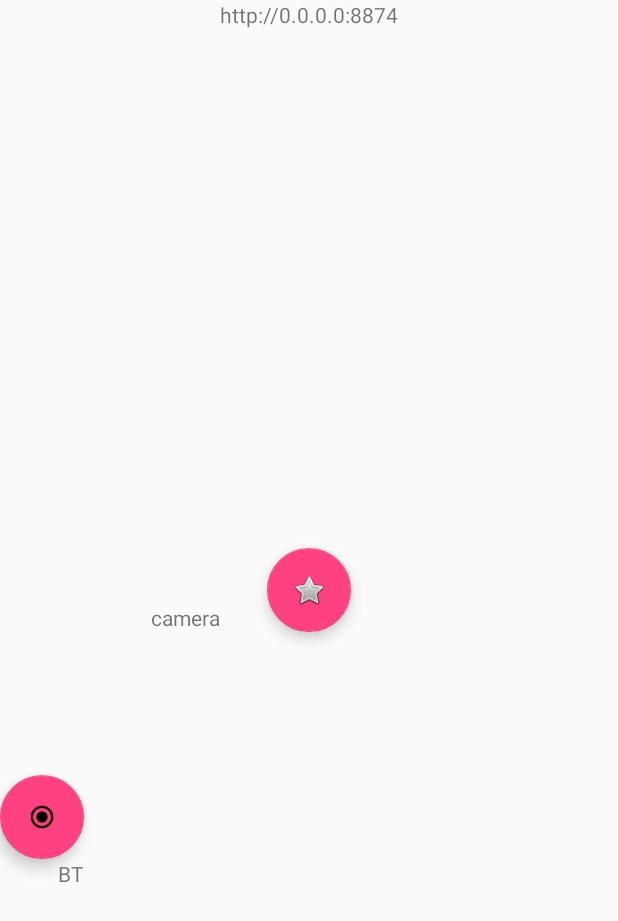
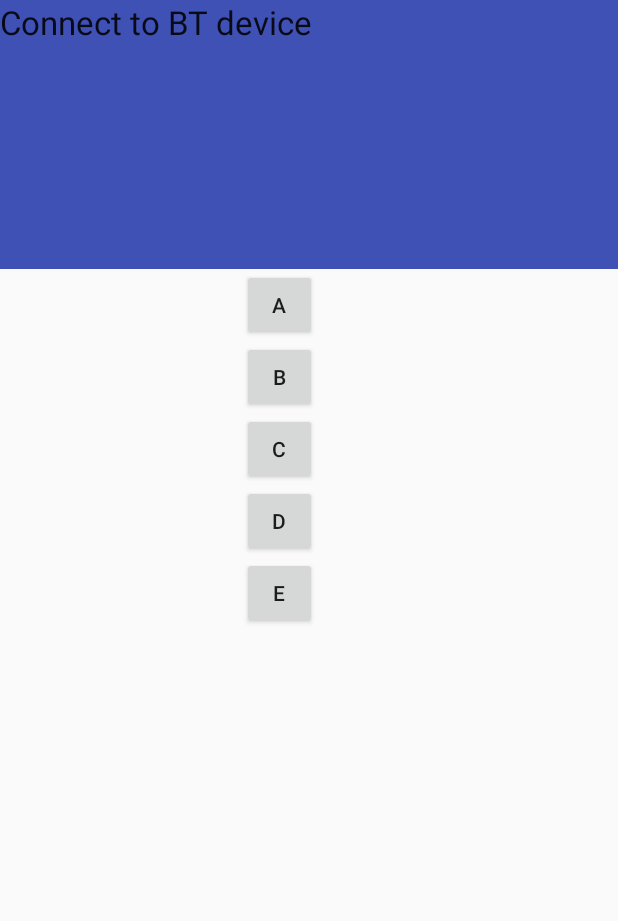
Before and after one commit to giladmanor/Robert2, an Android app: the screen it shows after launch (MainActivity), on a phone screen of 412 x 824 dp. Shown: the top 921 px of the screen. Run offline under Robolectric (Android 15) with nearby library versions, the phone set to English and light mode, and no system bars; network calls fail; 4 statements that could not run were skipped.

Commit message:
better control

```diff
--- a/app/src/main/java/co/quizic/robert2/MainActivity.java
+++ b/app/src/main/java/co/quizic/robert2/MainActivity.java
@@ -18,6 +18,7 @@ import android.view.Menu;
 import android.view.MenuItem;
 import android.widget.AdapterView;
 import android.widget.ArrayAdapter;
+import android.widget.Button;
 import android.widget.ListView;
 import android.widget.TextView;
 import android.widget.Toast;
@@ -41,8 +42,8 @@ public class MainActivity extends AppCompatActivity {
 
         WifiManager wm = (WifiManager) getSystemService(WIFI_SERVICE);
         String ip = Formatter.formatIpAddress(wm.getConnectionInfo().getIpAddress());
-        TextView ipText = (TextView) findViewById(R.id.ipText);
-        ipText.setText("http://"+ip+":"+ServerBee.SERVER_PORT);
+        //TextView ipText = (TextView) findViewById(R.id.ipText);
+        //ipText.setText("http://"+ip+":"+ServerBee.SERVER_PORT);
 
         server = new ServerBee();
         server.addListenner(new ServerBee.Listener() {
@@ -54,24 +55,8 @@ public class MainActivity extends AppCompatActivity {
         server.start();
 
 
-        FloatingActionButton fab = (FloatingActionButton) findViewById(R.id.fab);
-        fab.setOnClickListener(new View.OnClickListener() {
-            @Override
-            public void onClick(View view) {
-
-
-                //dispatchTakeVideoIntent();
-                //Snackbar.make(view, "Replace with your own action", Snackbar.LENGTH_LONG).setAction("Action", null).show();
-            }
-        });
-
-        FloatingActionButton btd = (FloatingActionButton) findViewById(R.id.btButton);
-        btd.setOnClickListener(new View.OnClickListener() {
-            @Override
-            public void onClick(View view) {
-
         if(!BluetoothConnector.isEnabled()){
-                    Snackbar.make(view, "BT is OFF", Snackbar.LENGTH_LONG).setAction("Action", null).show();
+            Snackbar.make(this.getCurrentFocus() , "BT is OFF", Snackbar.LENGTH_LONG).setAction("Action", null).show();
             return;
         }
 
@@ -100,8 +85,8 @@ public class MainActivity extends AppCompatActivity {
                 Toast.makeText(getApplicationContext(), "Sending : " + itemValue, Toast.LENGTH_LONG).show();
                 Log.d("SEND BT", values.get(itemPosition));
 
-                        for(BluetoothDevice device : devices){
-                            if(device.getName().equals(values.get(itemPosition))){
+                for (BluetoothDevice device : devices) {
+                    if (device.getName().equals(values.get(itemPosition))) {
                         BluetoothConnector.getInstance(device.getName()).connect();
                     }
                 }
@@ -111,16 +96,20 @@ public class MainActivity extends AppCompatActivity {
                 editor.putString("bt_device", values.get(itemPosition));
                 editor.commit();
 
-                        lv.setVisibility(View.INVISIBLE);
-                        TextView btTV = (TextView) findViewById(R.id.textView2);
-                        btTV.setText(values.get(itemPosition));
+                (findViewById(R.id.btDeviceSelector)).setVisibility(View.GONE);
+                //TextView btTV = (TextView) findViewById(R.id.textView2);
+                //btTV.setText(values.get(itemPosition));
 
             }
         });
 
+
+
     }
-        });
 
+    public void sendBT(View v){
+        String t = ((Button)v).getText().toString();
+        BluetoothConnector.getInstance("").sendMessage(t);
     }
 
     private void dispatchTakeVideoIntent() {
--- a/app/src/main/res/layout/activity_main.xml
+++ b/app/src/main/res/layout/activity_main.xml
@@ -7,69 +7,96 @@
     tools:context=".MainActivity">
 
 
+    <LinearLayout
+        android:orientation="vertical"
+        android:layout_width="match_parent"
+        android:layout_height="match_parent"
+        android:layout_alignParentTop="true"
+        android:layout_centerHorizontal="true"
+        >
 
+        <LinearLayout
+            android:orientation="vertical"
+            android:layout_width="match_parent"
+            android:layout_height="wrap_content"
+            android:layout_gravity="center_horizontal"
+            android:background="@color/colorPrimary"
+            android:id="@+id/btDeviceSelector">
 
-
-    <android.support.design.widget.FloatingActionButton android:id="@+id/fab"
-        android:layout_width="wrap_content" android:layout_height="wrap_content"
-        android:layout_gravity="end|bottom"
-        android:src="@android:drawable/btn_star_big_off"
-        android:layout_marginLeft="@dimen/fab_margin"
-        android:layout_marginRight="@dimen/fab_margin"
-        android:layout_above="@+id/btButton"
-        android:layout_centerHorizontal="true" />
-
-    <android.support.design.widget.FloatingActionButton
-        android:layout_width="wrap_content"
+            <LinearLayout
+                android:orientation="horizontal"
+                android:layout_width="match_parent"
                 android:layout_height="wrap_content"
-        android:src="@drawable/abc_btn_radio_to_on_mtrl_015"
-        android:id="@+id/btButton"
-        android:layout_marginTop="95dp"
-        android:layout_below="@+id/textView"
-        android:layout_alignParentStart="true" />
+                android:layout_gravity="center_horizontal">
 
                 <TextView
                     android:layout_width="wrap_content"
                     android:layout_height="wrap_content"
-        android:textAppearance="?android:attr/textAppearanceSmall"
-        android:text="IP"
-        android:id="@+id/ipText"
-        android:layout_alignParentTop="true"
-        android:layout_centerHorizontal="true" />
-
-    <TextView
-        android:layout_width="wrap_content"
-        android:layout_height="wrap_content"
-        android:textAppearance="?android:attr/textAppearanceSmall"
-        android:text="camera"
+                    android:textAppearance="?android:attr/textAppearanceLarge"
+                    android:text="Connect to BT device"
                     android:id="@+id/textView"
-        android:layout_centerVertical="true"
-        android:layout_toStartOf="@+id/ipText" />
-
-    <TextView
-        android:layout_width="wrap_content"
-        android:layout_height="wrap_content"
-        android:textAppearance="?android:attr/textAppearanceSmall"
-        android:text="BT"
-        android:id="@+id/textView2"
-        android:layout_below="@+id/btButton"
-        android:layout_alignEnd="@+id/btButton" />
+                    android:layout_gravity="center_vertical" />
+            </LinearLayout>
 
             <ListView
                 android:layout_width="wrap_content"
+                android:layout_height="150dp"
+                android:id="@+id/btDevices"
+                android:visibility="invisible"
+                android:layout_alignParentBottom="true"
+                android:layout_alignParentStart="true"
+                />
+        </LinearLayout>
+
+        <LinearLayout
+            android:orientation="vertical"
+            android:layout_width="89dp"
             android:layout_height="wrap_content"
-        android:id="@+id/btDevices"
-        android:layout_alignParentEnd="true"
-        android:layout_toEndOf="@+id/textView"
-        android:visibility="invisible"
-        android:layout_alignTop="@+id/btButton"
-        android:layout_alignStart="@+id/textView" />
+            android:layout_gravity="center_horizontal">
 
-    <FrameLayout
-        android:layout_width="match_parent"
-        android:layout_height="match_parent"
-        android:layout_centerHorizontal="true"
-        android:layout_below="@+id/ipText"
-        android:layout_above="@+id/fab"></FrameLayout>
+            <Button
+                android:layout_width="50dp"
+                android:layout_height="wrap_content"
+                android:text="A"
+                android:id="@+id/button"
+                android:layout_row="0"
+                android:layout_column="0"
+                android:onClick="sendBT"/>
+
+            <Button
+                android:layout_width="50dp"
+                android:layout_height="wrap_content"
+                android:text="B"
+                android:id="@+id/button3"
+                android:layout_row="0"
+                android:layout_column="1" android:onClick="sendBT"/>
+
+            <Button
+                android:layout_width="50dp"
+                android:layout_height="wrap_content"
+                android:text="C"
+                android:id="@+id/button2"
+                android:layout_row="0"
+                android:layout_column="2" android:onClick="sendBT" />
+
+            <Button
+                android:layout_width="50dp"
+                android:layout_height="wrap_content"
+                android:text="D"
+                android:id="@+id/button4"
+                android:layout_row="0"
+                android:layout_column="3"
+                android:onClick="sendBT"/>
+
+            <Button
+                android:layout_width="50dp"
+                android:layout_height="wrap_content"
+                android:text="E"
+                android:id="@+id/button5"
+                android:layout_row="0"
+                android:layout_column="4" android:onClick="sendBT"/>
+        </LinearLayout>
+
+    </LinearLayout>
 
 </RelativeLayout>
```
Lines whose indentation alone changed are shown as unchanged.
